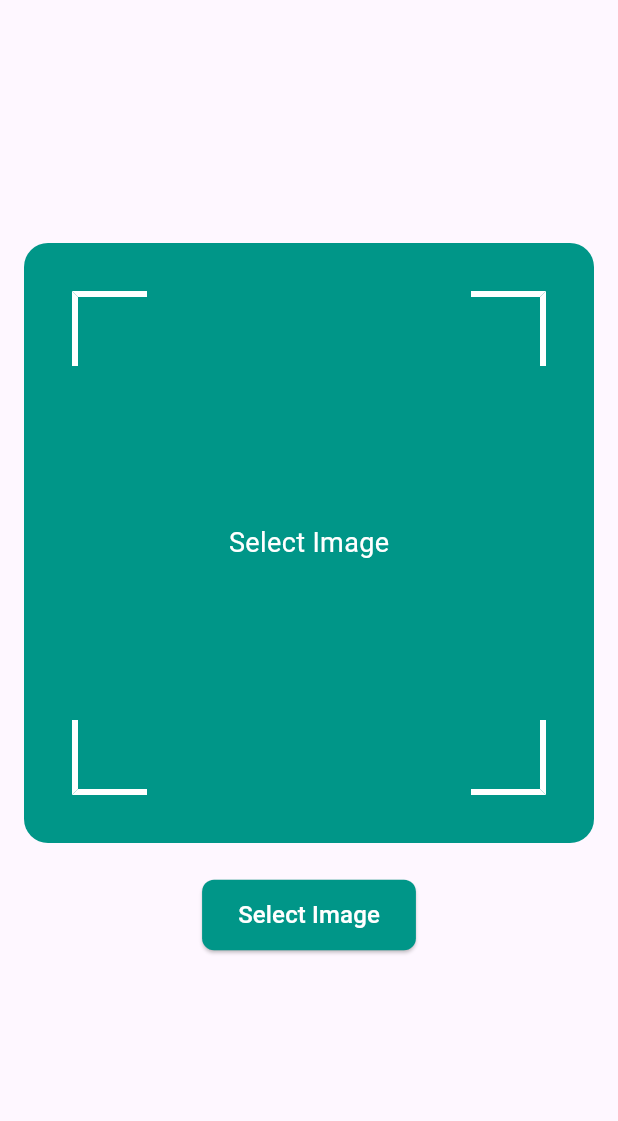
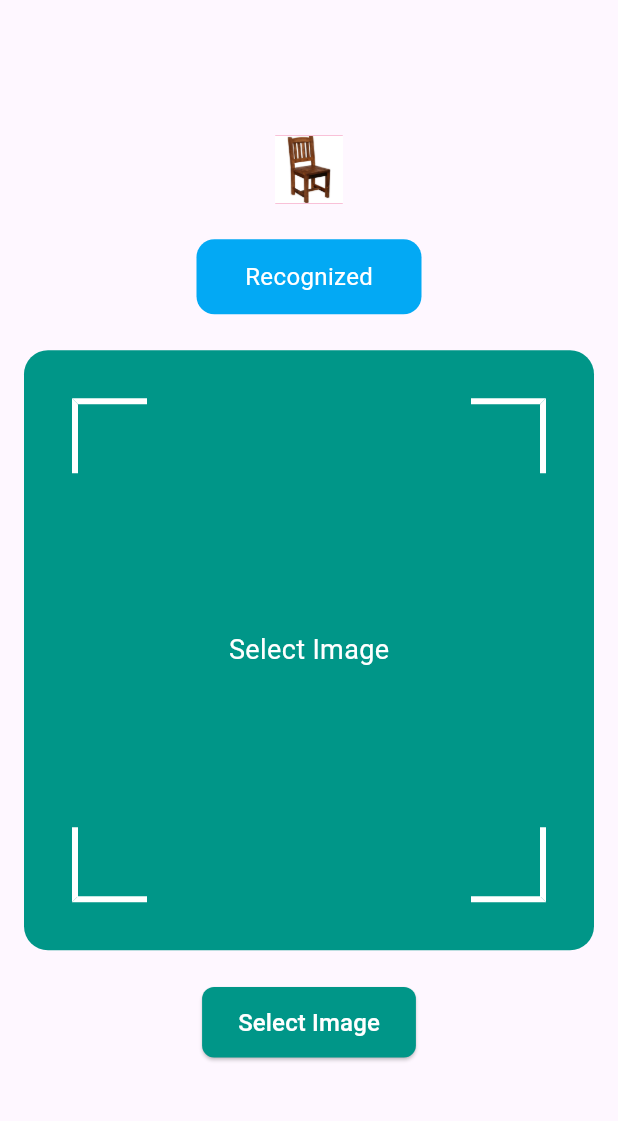
Before and after one commit to PratikPommeGrg/image_recognition, a Flutter app: the screen it shows after launch, on a phone screen of 412 x 824 dp, the part 63-1184 px from its top. Run offline on Flutter 3.47's test engine with Material 3 defaults, Android fonts, the phone set to English and light mode, and no system bars; our stand-ins replace equatable, flutter_riverpod, image_picker; missing offline and left inert: tflite_flutter.

```diff
--- a/lib/src/features/home/view/home_screen.dart
+++ b/lib/src/features/home/view/home_screen.dart
@@ -3,6 +3,7 @@ import 'dart:io';
 import 'package:flutter/material.dart';
 import 'package:flutter_riverpod/flutter_riverpod.dart';
 
+import '../../../helper/tf_lite_helper.dart';
 import '../../../providers/image/image_provider.dart';
 import '../view_model/home_screen_view_model.dart';
 import 'widgets/camera_view.dart';
@@ -34,6 +35,43 @@ class HomeScreen extends ConsumerWidget {
           crossAxisAlignment: CrossAxisAlignment.center,
           spacing: 24,
           children: [
+            GestureDetector(
+              onTap: () {
+                final imageFile = File(ref.read(imageProvider).image!.path);
+
+                final input = tfLiteHelpter.preprocessImage(imageFile);
+
+                tfLiteHelpter.runInference(input);
+              },
+              child: Container(
+                color: Colors.pink,
+                height: 45,
+                width: 45,
+                child: Image.asset(
+                  'assets/images/chair.jpg',
+                  fit: BoxFit.cover,
+                ),
+              ),
+            ),
+            AnimatedContainer(
+              height: 50,
+              width: 150,
+              curve: Curves.bounceOut,
+              duration: Duration(milliseconds: 1000),
+              decoration: BoxDecoration(
+                color: Colors.lightBlue,
+                borderRadius: BorderRadius.circular(12),
+              ),
+              alignment: Alignment.center,
+              padding: EdgeInsets.symmetric(vertical: 8, horizontal: 16),
+              child: Text(
+                "Recognized",
+                style: TextStyle(
+                  fontSize: 16,
+                  color: Colors.white,
+                ),
+              ),
+            ),
             Container(
               clipBehavior: Clip.hardEdge,
               height: 400,
--- a/pubspec.yaml
+++ b/pubspec.yaml
@@ -38,6 +38,7 @@ dependencies:
   tflite_flutter: ^0.11.0
   flutter_riverpod: ^2.6.1
   equatable: ^2.0.7
+  image: ^4.5.2
 
 dev_dependencies:
   flutter_test:
@@ -62,8 +63,9 @@ flutter:
   uses-material-design: true
 
   # To add assets to your application, add an assets section, like this:
-  # assets:
-  #   - images/a_dot_burr.jpeg
+  assets:
+    - assets/models/mobileNet_V2.tflite
+    - assets/images/
   #   - images/a_dot_ham.jpeg
 
   # An image asset can refer to one or more resolution-specific "variants", see
```
Also changed, not shown: lib/main.dart (+7 -4 lines), lib/src/helper/tf_lite_helper.dart (added, +84 -0 lines), assets/images/chair.jpg (added), pubspec.lock, 2 other files.
